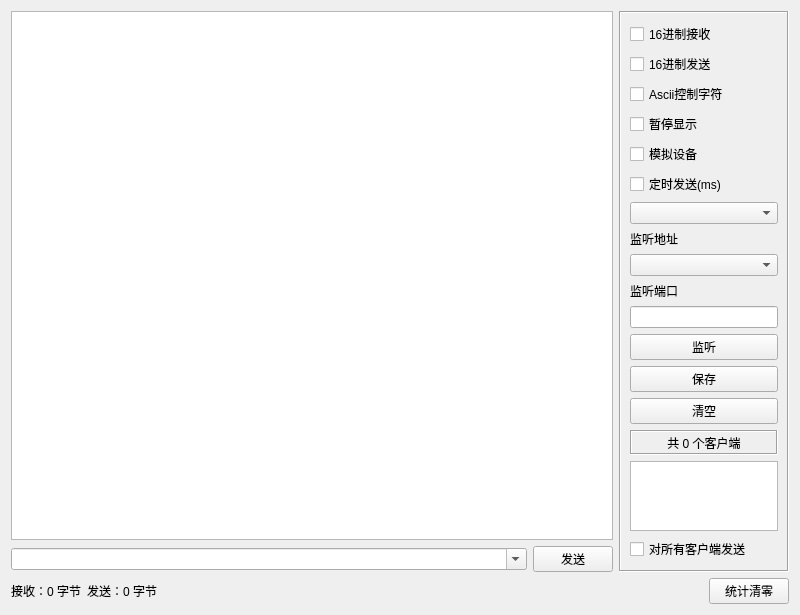
Above: form/frmudpserver.ui from lianpeiliang/net_tran_helper before the change. Below: the same form after it.
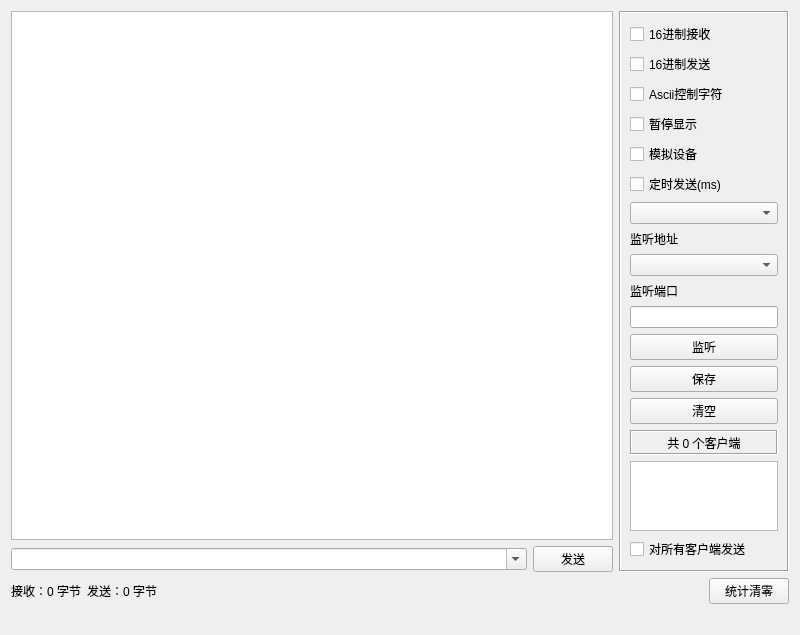
That is the form after the change.

Commit message: Fix UDP server feedback when no send target is selected

Diff of the .ui file:
```diff
--- a/form/frmudpserver.ui
+++ b/form/frmudpserver.ui
@@ -251,6 +251,19 @@
      </item>
     </layout>
    </item>
+   <item row="3" column="0" colspan="2">
+    <widget class="QLabel" name="labSendHint">
+     <property name="text">
+      <string/>
+     </property>
+     <property name="wordWrap">
+      <bool>true</bool>
+     </property>
+     <property name="styleSheet">
+      <string notr="true">color: #a63b00;</string>
+     </property>
+    </widget>
+   </item>
   </layout>
  </widget>
  <tabstops>
```
The commit also changes 3 other files.
